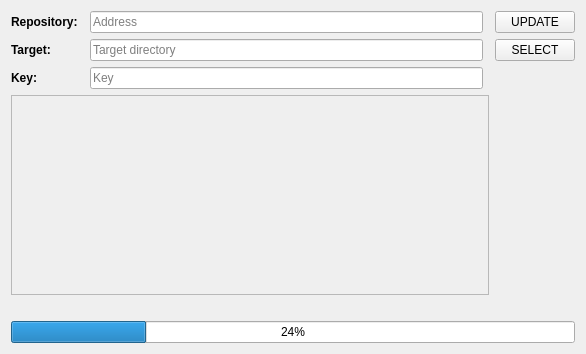
DrSmyrke/My-Updater, file src/mainwindow.ui: the form before one commit.
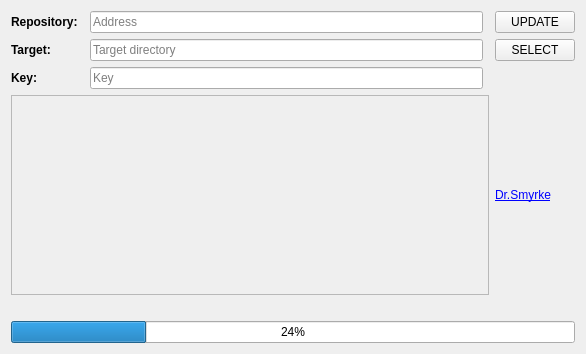
The form after the commit.

Diff of the .ui file:
```diff
--- a/src/mainwindow.ui
+++ b/src/mainwindow.ui
@@ -98,6 +98,13 @@
       </property>
      </widget>
     </item>
+    <item row="3" column="4">
+     <widget class="QLabel" name="label_4">
+      <property name="text">
+       <string>&lt;a href=&quot;http://drsmyrke.ru&quot;&gt;Dr.Smyrke&lt;/a&gt;</string>
+      </property>
+     </widget>
+    </item>
    </layout>
   </widget>
  </widget>
```
